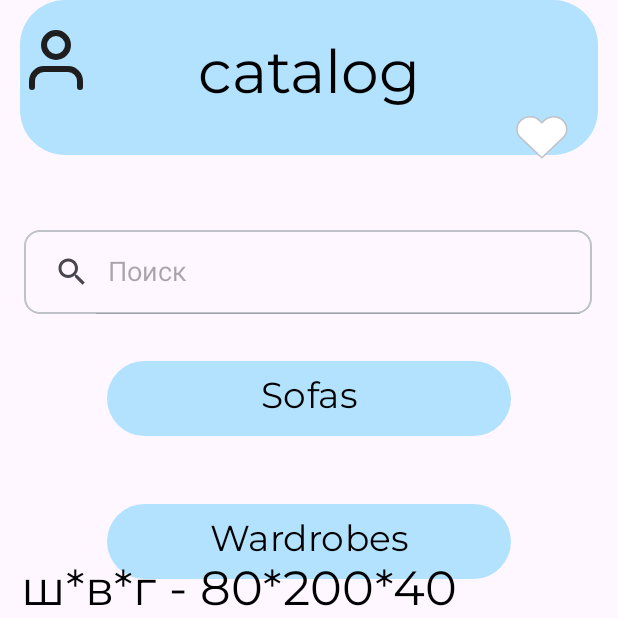
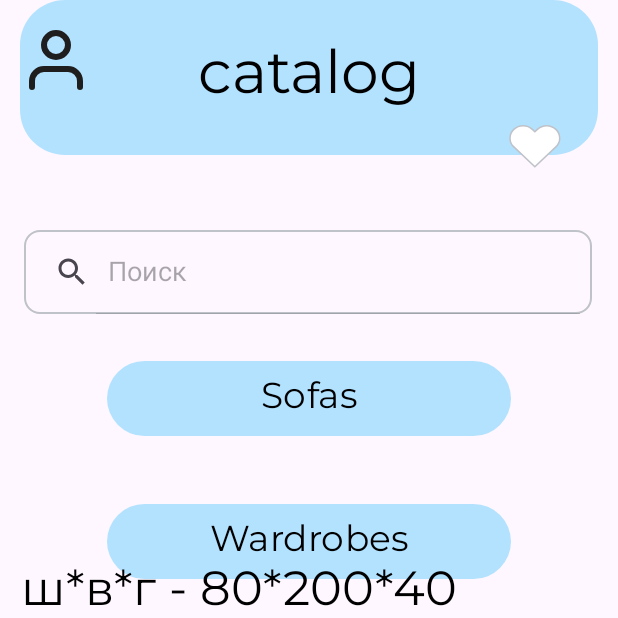
Before and after one commit to Truebegining/KR_JAVA, an Android app: the fragment ProductCardfFragment placed in its activity, on a phone screen of 412 x 824 dp, the top half of it. Run offline under Robolectric (Android 15) with nearby library versions, the phone set to English and light mode, and no system bars; our stand-ins replace Firebase (no records; nobody signed in at launch, a user with empty details on screens opened directly), navigation-ui; 9 statements that could not run were skipped.

Commit message:
Было сделано: * реализован функционал кнопки "Купить" и кнопки добавления в избранное в карточке товара * решена проблема не сохранения состояния кнопки добавления в избранное в карточке товара

```diff
--- a/app/src/main/java/com/example/kr_kotlin/ui/favorites/FavoritesFragment.kt
+++ b/app/src/main/java/com/example/kr_kotlin/ui/favorites/FavoritesFragment.kt
@@ -41,7 +41,7 @@ class FavoritesFragment : Fragment() {
             productViewModel.toggleFavorite(product)}, {
             cartViewModel.buyButton(it) }) {
             val action = FavoritesFragmentDirections
-                .actionFavoritesFragmentToProductCardfFragment(it)
+                .actionFavoritesFragmentToProductCardfFragment(it, productViewModel)
             findNavController().navigate(action)
         }
         val recyclerView = mBinding.recyclerView
--- a/app/src/main/java/com/example/kr_kotlin/ui/productCard/ProductCardfFragment.kt
+++ b/app/src/main/java/com/example/kr_kotlin/ui/productCard/ProductCardfFragment.kt
@@ -5,11 +5,14 @@ import androidx.fragment.app.Fragment
 import android.view.LayoutInflater
 import android.view.View
 import android.view.ViewGroup
+import androidx.lifecycle.ViewModelProvider
 import androidx.navigation.fragment.navArgs
 import com.bumptech.glide.Glide
 import com.example.kr_kotlin.R
 import com.example.kr_kotlin.databinding.FragmentCatalogBinding
 import com.example.kr_kotlin.databinding.FragmentProductCardfBinding
+import com.example.kr_kotlin.ui.cart.CartViewModel
+import com.example.kr_kotlin.ui.sub_catalog.ProductViewModel
 
 
 class ProductCardfFragment : Fragment() {
@@ -18,6 +21,8 @@ class ProductCardfFragment : Fragment() {
     private var __binding : FragmentProductCardfBinding? = null
     private val mBinding get() = __binding!!
     private val args : ProductCardfFragmentArgs by navArgs()
+    private lateinit var cartViewModel : CartViewModel
+    private lateinit var productViewModel : ProductViewModel
 
     override fun onCreateView(
         inflater: LayoutInflater, container: ViewGroup?,
@@ -30,7 +35,11 @@ class ProductCardfFragment : Fragment() {
     override fun onViewCreated(view: View, savedInstanceState: Bundle?) {
         super.onViewCreated(view, savedInstanceState)
 
+        cartViewModel = ViewModelProvider(this)[CartViewModel::class.java]
+//        productViewModel = ViewModelProvider(this)[ProductViewModel::class.java]
         val product = args.product
+        val productViewModel = args.productViewModel
+
         mBinding.nameTextView.text = product.name
         mBinding.dimensionsTextView.text = product.dimensions
         mBinding.priceTextView.text = "Цена: ${product.price}"
@@ -38,6 +47,19 @@ class ProductCardfFragment : Fragment() {
             .load(product.imageUrl)
             .into(mBinding.productImageView)
 
+        mBinding.favButton.isChecked =  productViewModel.favorites.value.orEmpty()
+            .any{it.id == product.id}
+
+        mBinding.buyButton.setOnClickListener {
+            cartViewModel.buyButton(product)
+        }
+
+        mBinding.favButton.setOnClickListener {
+            productViewModel.toggleFavorite(product)
+        }
+
+
+
     }
 
 }
--- a/app/src/main/java/com/example/kr_kotlin/ui/sub_catalog/ProductViewModel.kt
+++ b/app/src/main/java/com/example/kr_kotlin/ui/sub_catalog/ProductViewModel.kt
@@ -1,13 +1,16 @@
 package com.example.kr_kotlin.ui.sub_catalog
 
+import android.os.Parcelable
 import android.widget.ImageView
 import androidx.lifecycle.LiveData
 import androidx.lifecycle.MutableLiveData
 import androidx.lifecycle.ViewModel
 import com.example.kr_kotlin.R
 import com.example.kr_kotlin.ui.cart.CartViewModel
+import kotlinx.parcelize.Parcelize
 
-class ProductViewModel : ViewModel() {
+@Parcelize
+class ProductViewModel : ViewModel(), Parcelable {
     private val repository = ProductRepository()
 
     private val _products = MutableLiveData<List<Product>>()
--- a/app/src/main/java/com/example/kr_kotlin/ui/sub_catalog/SubCatalogFragment.kt
+++ b/app/src/main/java/com/example/kr_kotlin/ui/sub_catalog/SubCatalogFragment.kt
@@ -44,7 +44,7 @@ class SubCatalogFragment : Fragment() {
             productViewModel.toggleFavorite(product)}, {
             cartViewModel.buyButton(it) },) {
             val action = SubCatalogFragmentDirections
-                .actionSubCatalogFragmentToProductCardfFragment(it)
+                .actionSubCatalogFragmentToProductCardfFragment(it, productViewModel)
             findNavController().navigate(action)
         }
 
--- /dev/null
+++ b/app/src/main/res/drawable/selector_favbutton38x36.xml
@@ -0,0 +1,10 @@
+<?xml version="1.0" encoding="utf-8"?>
+<selector xmlns:android="http://schemas.android.com/apk/res/android">
+    <item
+        android:drawable="@drawable/ic_heart38x36"
+        android:state_checked="true"/>
+    <item
+        android:drawable="@drawable/ic_heart38x36_unselected"
+        android:state_checked="false"/>
+    <item android:drawable="@drawable/ic_heart38x36_unselected"/>
+</selector>
--- a/app/src/main/res/layout/fragment_product_cardf.xml
+++ b/app/src/main/res/layout/fragment_product_cardf.xml
@@ -64,12 +64,22 @@
         app:layout_constraintEnd_toEndOf="parent"
         app:layout_constraintStart_toStartOf="parent" />
 
-    <ImageButton
+<!--    <ImageButton-->
+<!--        android:id="@+id/favButton"-->
+<!--        android:layout_width="wrap_content"-->
+<!--        android:layout_height="wrap_content"-->
+<!--        android:background="@android:color/transparent"-->
+<!--        android:src="@drawable/ic_heart38x36_unselected"-->
+<!--        app:layout_constraintTop_toTopOf="parent"-->
+<!--        app:layout_constraintEnd_toEndOf="parent"-->
+<!--        android:layout_marginTop="73dp"-->
+<!--        android:layout_marginEnd="31dp"/>-->
+
+    <CheckBox
+        style="@style/Base.Widget.Material3.CompoundButton.CheckBox.CardCustomCheckBox"
         android:id="@+id/favButton"
         android:layout_width="wrap_content"
         android:layout_height="wrap_content"
-        android:background="@android:color/transparent"
-        android:src="@drawable/ic_heart38x36_unselected"
         app:layout_constraintTop_toTopOf="parent"
         app:layout_constraintEnd_toEndOf="parent"
         android:layout_marginTop="73dp"
--- a/app/src/main/res/navigation/nav_graph.xml
+++ b/app/src/main/res/navigation/nav_graph.xml
@@ -25,6 +25,10 @@
         <argument
             android:name="product"
             app:argType="com.example.kr_kotlin.ui.sub_catalog.Product"/>
+        <argument
+            android:name="productViewModel"
+            app:argType="com.example.kr_kotlin.ui.sub_catalog.ProductViewModel">
+        </argument>
         <action
             android:id="@+id/action_productCardfFragment_to_cartFragment"
             app:destination="@id/cartFragment">
@@ -52,6 +56,10 @@
             <argument
                 android:name="product"
                 app:argType="com.example.kr_kotlin.ui.sub_catalog.Product"/>
+            <argument
+                android:name="productViewModel"
+                app:argType="com.example.kr_kotlin.ui.sub_catalog.ProductViewModel">
+            </argument>
         </action>
     </fragment>
     <fragment
--- a/app/src/main/res/values/styles.xml
+++ b/app/src/main/res/values/styles.xml
@@ -42,5 +42,11 @@
         <item name="android:background">@null</item>
     </style>
 
+    <style name="Base.Widget.Material3.CompoundButton.CheckBox.CardCustomCheckBox">
+        <item name="android:button">@drawable/selector_favbutton38x36</item>
+        <item name="buttonTint">@null</item>
+        <item name="android:background">@null</item>
+    </style>
+
 
 </resources>
```
Also changed, not shown: app/src/main/java/com/example/kr_kotlin/ui/cart/CartFragment.kt (+14 -10 lines).
